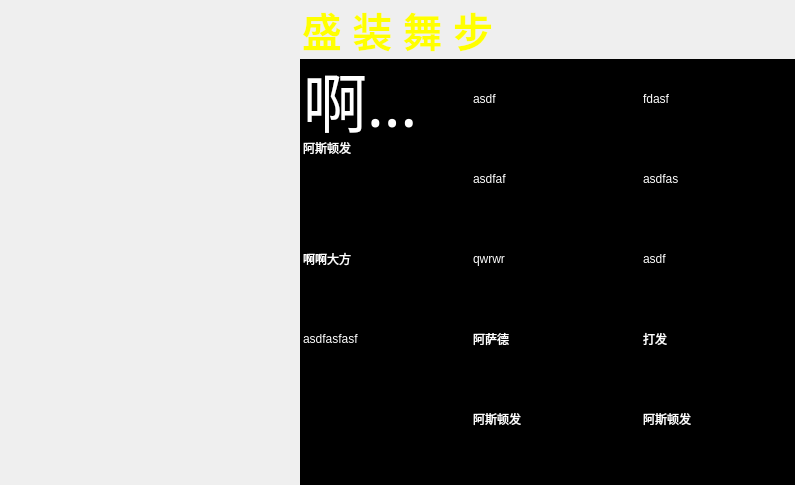
The window that module/frm_resultlist.ui (jack-liaojie/LED_DEMO) describes before a commit, drawn with Qt 5.
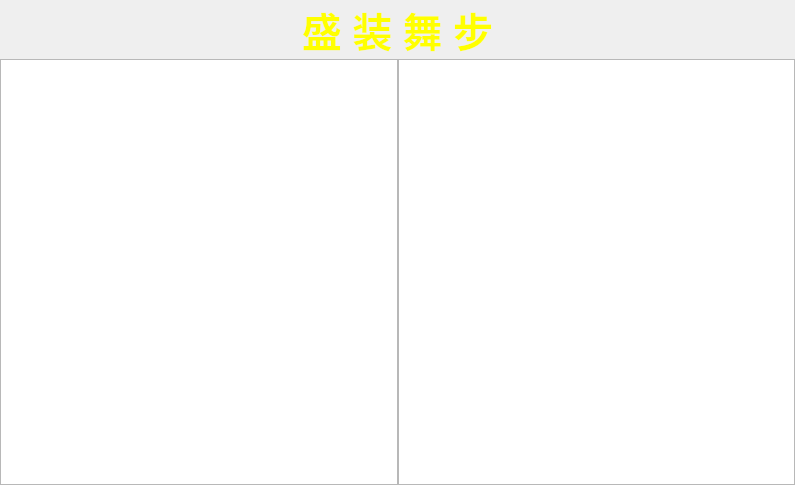
The same window after the commit.

```diff
--- a/module/frm_resultlist.ui
+++ b/module/frm_resultlist.ui
@@ -99,23 +99,209 @@
    <item>
     <layout class="QHBoxLayout" name="horizontalLayout">
      <item>
-      <spacer name="horizontalSpacer">
-       <property name="orientation">
-        <enum>Qt::Horizontal</enum>
+      <widget class="QTableWidget" name="tbwgt_content">
+       <property name="sizePolicy">
+        <sizepolicy hsizetype="Expanding" vsizetype="Expanding">
+         <horstretch>0</horstretch>
+         <verstretch>0</verstretch>
+        </sizepolicy>
        </property>
-       <property name="sizeType">
-        <enum>QSizePolicy::Preferred</enum>
-       </property>
-       <property name="sizeHint" stdset="0">
+       <property name="minimumSize">
         <size>
          <width>300</width>
-         <height>20</height>
+         <height>300</height>
         </size>
        </property>
-      </spacer>
+       <property name="maximumSize">
+        <size>
+         <width>1666666</width>
+         <height>16777215</height>
+        </size>
+       </property>
+       <property name="palette">
+        <palette>
+         <active>
+          <colorrole role="WindowText">
+           <brush brushstyle="SolidPattern">
+            <color alpha="255">
+             <red>255</red>
+             <green>255</green>
+             <blue>255</blue>
+            </color>
+           </brush>
+          </colorrole>
+          <colorrole role="Text">
+           <brush brushstyle="SolidPattern">
+            <color alpha="255">
+             <red>255</red>
+             <green>255</green>
+             <blue>255</blue>
+            </color>
+           </brush>
+          </colorrole>
+          <colorrole role="PlaceholderText">
+           <brush brushstyle="SolidPattern">
+            <color alpha="128">
+             <red>255</red>
+             <green>255</green>
+             <blue>255</blue>
+            </color>
+           </brush>
+          </colorrole>
+         </active>
+         <inactive>
+          <colorrole role="WindowText">
+           <brush brushstyle="SolidPattern">
+            <color alpha="255">
+             <red>255</red>
+             <green>255</green>
+             <blue>255</blue>
+            </color>
+           </brush>
+          </colorrole>
+          <colorrole role="Text">
+           <brush brushstyle="SolidPattern">
+            <color alpha="255">
+             <red>255</red>
+             <green>255</green>
+             <blue>255</blue>
+            </color>
+           </brush>
+          </colorrole>
+          <colorrole role="PlaceholderText">
+           <brush brushstyle="SolidPattern">
+            <color alpha="128">
+             <red>255</red>
+             <green>255</green>
+             <blue>255</blue>
+            </color>
+           </brush>
+          </colorrole>
+         </inactive>
+         <disabled>
+          <colorrole role="WindowText">
+           <brush brushstyle="SolidPattern">
+            <color alpha="255">
+             <red>120</red>
+             <green>120</green>
+             <blue>120</blue>
+            </color>
+           </brush>
+          </colorrole>
+          <colorrole role="Text">
+           <brush brushstyle="SolidPattern">
+            <color alpha="255">
+             <red>120</red>
+             <green>120</green>
+             <blue>120</blue>
+            </color>
+           </brush>
+          </colorrole>
+          <colorrole role="PlaceholderText">
+           <brush brushstyle="SolidPattern">
+            <color alpha="128">
+             <red>0</red>
+             <green>0</green>
+             <blue>0</blue>
+            </color>
+           </brush>
+          </colorrole>
+         </disabled>
+        </palette>
+       </property>
+       <property name="font">
+        <font>
+         <pointsize>36</pointsize>
+         <weight>75</weight>
+         <bold>true</bold>
+        </font>
+       </property>
+       <property name="focusPolicy">
+        <enum>Qt::NoFocus</enum>
+       </property>
+       <property name="verticalScrollBarPolicy">
+        <enum>Qt::ScrollBarAlwaysOff</enum>
+       </property>
+       <property name="horizontalScrollBarPolicy">
+        <enum>Qt::ScrollBarAlwaysOff</enum>
+       </property>
+       <property name="autoScroll">
+        <bool>false</bool>
+       </property>
+       <property name="tabKeyNavigation">
+        <bool>false</bool>
+       </property>
+       <property name="showDropIndicator" stdset="0">
+        <bool>false</bool>
+       </property>
+       <property name="dragDropOverwriteMode">
+        <bool>false</bool>
+       </property>
+       <property name="selectionMode">
+        <enum>QAbstractItemView::NoSelection</enum>
+       </property>
+       <property name="showGrid">
+        <bool>false</bool>
+       </property>
+       <property name="gridStyle">
+        <enum>Qt::NoPen</enum>
+       </property>
+       <property name="cornerButtonEnabled">
+        <bool>false</bool>
+       </property>
+       <property name="rowCount">
+        <number>5</number>
+       </property>
+       <property name="columnCount">
+        <number>5</number>
+       </property>
+       <attribute name="horizontalHeaderVisible">
+        <bool>false</bool>
+       </attribute>
+       <attribute name="horizontalHeaderCascadingSectionResizes">
+        <bool>true</bool>
+       </attribute>
+       <attribute name="horizontalHeaderDefaultSectionSize">
+        <number>200</number>
+       </attribute>
+       <attribute name="verticalHeaderVisible">
+        <bool>false</bool>
+       </attribute>
+       <attribute name="verticalHeaderDefaultSectionSize">
+        <number>72</number>
+       </attribute>
+       <row/>
+       <row/>
+       <row/>
+       <row/>
+       <row/>
+       <column/>
+       <column/>
+       <column/>
+       <column/>
+       <column/>
+      </widget>
      </item>
      <item>
-      <widget class="QTableWidget" name="tbwgt_content">
+      <widget class="QTableWidget" name="tbwgt_content_2">
+       <property name="sizePolicy">
+        <sizepolicy hsizetype="Expanding" vsizetype="Expanding">
+         <horstretch>0</horstretch>
+         <verstretch>0</verstretch>
+        </sizepolicy>
+       </property>
+       <property name="minimumSize">
+        <size>
+         <width>300</width>
+         <height>300</height>
+        </size>
+       </property>
+       <property name="maximumSize">
+        <size>
+         <width>1666666</width>
+         <height>16777215</height>
+        </size>
+       </property>
        <property name="palette">
         <palette>
          <active>
@@ -128,51 +314,6 @@
             </color>
            </brush>
           </colorrole>
-          <colorrole role="Button">
-           <brush brushstyle="SolidPattern">
-            <color alpha="255">
-             <red>0</red>
-             <green>0</green>
-             <blue>0</blue>
-            </color>
-           </brush>
-          </colorrole>
-          <colorrole role="Light">
-           <brush brushstyle="SolidPattern">
-            <color alpha="255">
-             <red>0</red>
-             <green>0</green>
-             <blue>0</blue>
-            </color>
-           </brush>
-          </colorrole>
-          <colorrole role="Midlight">
-           <brush brushstyle="SolidPattern">
-            <color alpha="255">
-             <red>0</red>
-             <green>0</green>
-             <blue>0</blue>
-            </color>
-           </brush>
-          </colorrole>
-          <colorrole role="Dark">
-           <brush brushstyle="SolidPattern">
-            <color alpha="255">
-             <red>0</red>
-             <green>0</green>
-             <blue>0</blue>
-            </color>
-           </brush>
-          </colorrole>
-          <colorrole role="Mid">
-           <brush brushstyle="SolidPattern">
-            <color alpha="255">
-             <red>0</red>
-             <green>0</green>
-             <blue>0</blue>
-            </color>
-           </brush>
-          </colorrole>
           <colorrole role="Text">
            <brush brushstyle="SolidPattern">
             <color alpha="255">
@@ -182,78 +323,6 @@
             </color>
            </brush>
           </colorrole>
-          <colorrole role="BrightText">
-           <brush brushstyle="SolidPattern">
-            <color alpha="255">
-             <red>255</red>
-             <green>255</green>
-             <blue>255</blue>
-            </color>
-           </brush>
-          </colorrole>
-          <colorrole role="ButtonText">
-           <brush brushstyle="SolidPattern">
-            <color alpha="255">
-             <red>255</red>
-             <green>255</green>
-             <blue>255</blue>
-            </color>
-           </brush>
-          </colorrole>
-          <colorrole role="Base">
-           <brush brushstyle="SolidPattern">
-            <color alpha="255">
-             <red>0</red>
-             <green>0</green>
-             <blue>0</blue>
-            </color>
-           </brush>
-          </colorrole>
-          <colorrole role="Window">
-           <brush brushstyle="SolidPattern">
-            <color alpha="255">
-             <red>0</red>
-             <green>0</green>
-             <blue>0</blue>
-            </color>
-           </brush>
-          </colorrole>
-          <colorrole role="Shadow">
-           <brush brushstyle="SolidPattern">
-            <color alpha="255">
-             <red>0</red>
-             <green>0</green>
-             <blue>0</blue>
-            </color>
-           </brush>
-          </colorrole>
-          <colorrole role="AlternateBase">
-           <brush brushstyle="SolidPattern">
-            <color alpha="255">
-             <red>0</red>
-             <green>0</green>
-             <blue>0</blue>
-            </color>
-           </brush>
-          </colorrole>
-          <colorrole role="ToolTipBase">
-           <brush brushstyle="SolidPattern">
-            <color alpha="255">
-             <red>255</red>
-             <green>255</green>
-             <blue>220</blue>
-            </color>
-           </brush>
-          </colorrole>
-          <colorrole role="ToolTipText">
-           <brush brushstyle="SolidPattern">
-            <color alpha="255">
-             <red>0</red>
-             <green>0</green>
-             <blue>0</blue>
-            </color>
-           </brush>
-          </colorrole>
           <colorrole role="PlaceholderText">
            <brush brushstyle="SolidPattern">
             <color alpha="128">
@@ -274,51 +343,6 @@
             </color>
            </brush>
           </colorrole>
-          <colorrole role="Button">
-           <brush brushstyle="SolidPattern">
-            <color alpha="255">
-             <red>0</red>
-             <green>0</green>
-             <blue>0</blue>
-            </color>
-           </brush>
-          </colorrole>
-          <colorrole role="Light">
-           <brush brushstyle="SolidPattern">
-            <color alpha="255">
-             <red>0</red>
-             <green>0</green>
-             <blue>0</blue>
-            </color>
-           </brush>
-          </colorrole>
-          <colorrole role="Midlight">
-           <brush brushstyle="SolidPattern">
-            <color alpha="255">
-             <red>0</red>
-             <green>0</green>
-             <blue>0</blue>
-            </color>
-           </brush>
-          </colorrole>
-          <colorrole role="Dark">
-           <brush brushstyle="SolidPattern">
-            <color alpha="255">
-             <red>0</red>
-             <green>0</green>
-             <blue>0</blue>
-            </color>
-           </brush>
-          </colorrole>
-          <colorrole role="Mid">
-           <brush brushstyle="SolidPattern">
-            <color alpha="255">
-             <red>0</red>
-             <green>0</green>
-             <blue>0</blue>
-            </color>
-           </brush>
-          </colorrole>
           <colorrole role="Text">
            <brush brushstyle="SolidPattern">
             <color alpha="255">
@@ -328,78 +352,6 @@
             </color>
            </brush>
           </colorrole>
-          <colorrole role="BrightText">
-           <brush brushstyle="SolidPattern">
-            <color alpha="255">
-             <red>255</red>
-             <green>255</green>
-             <blue>255</blue>
-            </color>
-           </brush>
-          </colorrole>
-          <colorrole role="ButtonText">
-           <brush brushstyle="SolidPattern">
-            <color alpha="255">
-             <red>255</red>
-             <green>255</green>
-             <blue>255</blue>
-            </color>
-           </brush>
-          </colorrole>
-          <colorrole role="Base">
-           <brush brushstyle="SolidPattern">
-            <color alpha="255">
-             <red>0</red>
-             <green>0</green>
-             <blue>0</blue>
-            </color>
-           </brush>
-          </colorrole>
-          <colorrole role="Window">
-           <brush brushstyle="SolidPattern">
-            <color alpha="255">
-             <red>0</red>
-             <green>0</green>
-             <blue>0</blue>
-            </color>
-           </brush>
-          </colorrole>
-          <colorrole role="Shadow">
-           <brush brushstyle="SolidPattern">
-            <color alpha="255">
-             <red>0</red>
-             <green>0</green>
-             <blue>0</blue>
-            </color>
-           </brush>
-          </colorrole>
-          <colorrole role="AlternateBase">
-           <brush brushstyle="SolidPattern">
-            <color alpha="255">
-             <red>0</red>
-             <green>0</green>
-             <blue>0</blue>
-            </color>
-           </brush>
-          </colorrole>
-          <colorrole role="ToolTipBase">
-           <brush brushstyle="SolidPattern">
-            <color alpha="255">
-             <red>255</red>
-             <green>255</green>
-             <blue>220</blue>
-            </color>
-           </brush>
-          </colorrole>
-          <colorrole role="ToolTipText">
-           <brush brushstyle="SolidPattern">
-            <color alpha="255">
-             <red>0</red>
-             <green>0</green>
-             <blue>0</blue>
-            </color>
-           </brush>
-          </colorrole>
           <colorrole role="PlaceholderText">
            <brush brushstyle="SolidPattern">
             <color alpha="128">
@@ -414,159 +366,43 @@
           <colorrole role="WindowText">
            <brush brushstyle="SolidPattern">
             <color alpha="255">
-             <red>0</red>
-             <green>0</green>
-             <blue>0</blue>
-            </color>
-           </brush>
-          </colorrole>
-          <colorrole role="Button">
-           <brush brushstyle="SolidPattern">
-            <color alpha="255">
-             <red>0</red>
-             <green>0</green>
-             <blue>0</blue>
-            </color>
-           </brush>
-          </colorrole>
-          <colorrole role="Light">
-           <brush brushstyle="SolidPattern">
-            <color alpha="255">
-             <red>0</red>
-             <green>0</green>
-             <blue>0</blue>
-            </color>
-           </brush>
-          </colorrole>
-          <colorrole role="Midlight">
-           <brush brushstyle="SolidPattern">
-            <color alpha="255">
-             <red>0</red>
-             <green>0</green>
-             <blue>0</blue>
-            </color>
-           </brush>
-          </colorrole>
-          <colorrole role="Dark">
-           <brush brushstyle="SolidPattern">
-            <color alpha="255">
-             <red>0</red>
-             <green>0</green>
-             <blue>0</blue>
-            </color>
-           </brush>
-          </colorrole>
-          <colorrole role="Mid">
-           <brush brushstyle="SolidPattern">
-            <color alpha="255">
-             <red>0</red>
-             <green>0</green>
-             <blue>0</blue>
+             <red>120</red>
+             <green>120</green>
+             <blue>120</blue>
             </color>
            </brush>
           </colorrole>
           <colorrole role="Text">
            <brush brushstyle="SolidPattern">
             <color alpha="255">
-             <red>0</red>
-             <green>0</green>
-             <blue>0</blue>
-            </color>
-           </brush>
-          </colorrole>
-          <colorrole role="BrightText">
-           <brush brushstyle="SolidPattern">
-            <color alpha="255">
-             <red>255</red>
-             <green>255</green>
-             <blue>255</blue>
-            </color>
-           </brush>
-          </colorrole>
-          <colorrole role="ButtonText">
-           <brush brushstyle="SolidPattern">
-            <color alpha="255">
-             <red>0</red>
-             <green>0</green>
-             <blue>0</blue>
-            </color>
-           </brush>
-          </colorrole>
-          <colorrole role="Base">
-           <brush brushstyle="SolidPattern">
-            <color alpha="255">
-             <red>0</red>
-             <green>0</green>
-             <blue>0</blue>
-            </color>
-           </brush>
-          </colorrole>
-          <colorrole role="Window">
-           <brush brushstyle="SolidPattern">
-            <color alpha="255">
-             <red>0</red>
-             <green>0</green>
-             <blue>0</blue>
-            </color>
-           </brush>
-          </colorrole>
-          <colorrole role="Shadow">
-           <brush brushstyle="SolidPattern">
-            <color alpha="255">
-             <red>0</red>
-             <green>0</green>
-             <blue>0</blue>
-            </color>
-           </brush>
-          </colorrole>
-          <colorrole role="AlternateBase">
-           <brush brushstyle="SolidPattern">
-            <color alpha="255">
-             <red>0</red>
-             <green>0</green>
-             <blue>0</blue>
-            </color>
-           </brush>
-          </colorrole>
-          <colorrole role="ToolTipBase">
-           <brush brushstyle="SolidPattern">
-            <color alpha="255">
-             <red>255</red>
-             <green>255</green>
-             <blue>220</blue>
-            </color>
-           </brush>
-          </colorrole>
-          <colorrole role="ToolTipText">
-           <brush brushstyle="SolidPattern">
-            <color alpha="255">
-             <red>0</red>
-             <green>0</green>
-             <blue>0</blue>
+             <red>120</red>
+             <green>120</green>
+             <blue>120</blue>
             </color>
            </brush>
           </colorrole>
           <colorrole role="PlaceholderText">
            <brush brushstyle="SolidPattern">
             <color alpha="128">
-             <red>255</red>
-             <green>255</green>
-             <blue>255</blue>
+             <red>0</red>
+             <green>0</green>
+             <blue>0</blue>
             </color>
            </brush>
           </colorrole>
          </disabled>
         </palette>
        </property>
+       <property name="font">
+        <font>
+         <pointsize>36</pointsize>
+         <weight>75</weight>
+         <bold>true</bold>
+        </font>
+       </property>
        <property name="focusPolicy">
         <enum>Qt::NoFocus</enum>
        </property>
-       <property name="frameShape">
-        <enum>QFrame::NoFrame</enum>
-       </property>
-       <property name="lineWidth">
-        <number>0</number>
-       </property>
        <property name="verticalScrollBarPolicy">
         <enum>Qt::ScrollBarAlwaysOff</enum>
        </property>
@@ -585,272 +421,40 @@
        <property name="gridStyle">
         <enum>Qt::NoPen</enum>
        </property>
+       <property name="cornerButtonEnabled">
+        <bool>false</bool>
+       </property>
+       <property name="rowCount">
+        <number>5</number>
+       </property>
+       <property name="columnCount">
+        <number>5</number>
+       </property>
        <attribute name="horizontalHeaderVisible">
         <bool>false</bool>
        </attribute>
-       <attribute name="horizontalHeaderMinimumSectionSize">
-        <number>100</number>
+       <attribute name="horizontalHeaderCascadingSectionResizes">
+        <bool>true</bool>
        </attribute>
        <attribute name="horizontalHeaderDefaultSectionSize">
-        <number>170</number>
-       </attribute>
-       <attribute name="horizontalHeaderHighlightSections">
-        <bool>false</bool>
+        <number>200</number>
        </attribute>
        <attribute name="verticalHeaderVisible">
         <bool>false</bool>
        </attribute>
        <attribute name="verticalHeaderDefaultSectionSize">
-        <number>80</number>
+        <number>72</number>
        </attribute>
-       <attribute name="verticalHeaderHighlightSections">
-        <bool>false</bool>
-       </attribute>
-       <row>
-        <property name="text">
-         <string>新建行</string>
-        </property>
-        <property name="textAlignment">
-         <set>AlignCenter</set>
-        </property>
-        <property name="foreground">
-         <brush brushstyle="NoBrush">
-          <color alpha="255">
-           <red>255</red>
-           <green>255</green>
-           <blue>0</blue>
-          </color>
-         </brush>
-        </property>
-       </row>
-       <row>
-        <property name="text">
-         <string>新建行</string>
-        </property>
-       </row>
-       <row>
-        <property name="text">
-         <string>新建行</string>
-        </property>
-       </row>
-       <row>
-        <property name="text">
-         <string>新建行</string>
-        </property>
-       </row>
-       <row>
-        <property name="text">
-         <string>新建行</string>
-        </property>
-       </row>
-       <row>
-        <property name="text">
-         <string>新建行</string>
-        </property>
-       </row>
-       <row>
-        <property name="text">
-         <string>新建行</string>
-        </property>
-       </row>
-       <column>
-        <property name="text">
-         <string>新建列</string>
-        </property>
-       </column>
-       <column>
-        <property name="text">
-         <string>新建列</string>
-        </property>
-       </column>
-       <column>
-        <property name="text">
-         <string>新建列</string>
-        </property>
-       </column>
-       <column>
-        <property name="text">
-         <string>新建列</string>
-        </property>
-       </column>
-       <column>
-        <property name="text">
-         <string>新建列</string>
-        </property>
-       </column>
-       <item row="0" column="0">
-        <property name="text">
-         <string>啊发顺丰</string>
-        </property>
-        <property name="font">
-         <font>
-          <family>Agency FB</family>
-          <pointsize>48</pointsize>
-         </font>
-        </property>
-       </item>
-       <item row="0" column="1">
-        <property name="text">
-         <string>asdf</string>
-        </property>
-       </item>
-       <item row="0" column="2">
-        <property name="text">
-         <string>fdasf </string>
-        </property>
-       </item>
-       <item row="0" column="3">
-        <property name="text">
-         <string>asdf</string>
-        </property>
-       </item>
-       <item row="0" column="4">
-        <property name="text">
-         <string>阿斯顿发</string>
-        </property>
-       </item>
-       <item row="1" column="0">
-        <property name="text">
-         <string>阿斯顿发</string>
-        </property>
-        <property name="textAlignment">
-         <set>AlignLeading|AlignTop</set>
-        </property>
-        <property name="foreground">
-         <brush brushstyle="NoBrush">
-          <color alpha="255">
-           <red>255</red>
-           <green>0</green>
-           <blue>0</blue>
-          </color>
-         </brush>
-        </property>
-       </item>
-       <item row="1" column="1">
-        <property name="text">
-         <string>asdfaf</string>
-        </property>
-       </item>
-       <item row="1" column="2">
-        <property name="text">
-         <string>asdfas </string>
-        </property>
-       </item>
-       <item row="1" column="3">
-        <property name="text">
-         <string>asdfas</string>
-        </property>
-       </item>
-       <item row="1" column="4">
-        <property name="text">
-         <string>手动阀</string>
-        </property>
-       </item>
-       <item row="2" column="0">
-        <property name="text">
-         <string>啊啊大方</string>
-        </property>
-       </item>
-       <item row="2" column="1">
-        <property name="text">
-         <string>qwrwr</string>
-        </property>
-       </item>
-       <item row="2" column="2">
-        <property name="text">
-         <string>asdf</string>
-        </property>
-       </item>
-       <item row="2" column="3">
-        <property name="text">
-         <string>asdf</string>
-        </property>
-       </item>
-       <item row="2" column="4">
-        <property name="text">
-         <string>阿斯顿发</string>
-        </property>
-       </item>
-       <item row="3" column="0">
-        <property name="text">
-         <string>asdfasfasf </string>
-        </property>
-       </item>
-       <item row="3" column="1">
-        <property name="text">
-         <string>阿萨德</string>
-        </property>
-       </item>
-       <item row="3" column="2">
-        <property name="text">
-         <string>打发</string>
-        </property>
-       </item>
-       <item row="3" column="3">
-        <property name="text">
-         <string>打法是否</string>
-        </property>
-       </item>
-       <item row="3" column="4">
-        <property name="text">
-         <string>发的说法</string>
-        </property>
-       </item>
-       <item row="4" column="1">
-        <property name="text">
-         <string>阿斯顿发</string>
-        </property>
-       </item>
-       <item row="4" column="2">
-        <property name="text">
-         <string>阿斯顿发</string>
-        </property>
-       </item>
-       <item row="4" column="3">
-        <property name="text">
-         <string>阿斯顿发</string>
-        </property>
-       </item>
-       <item row="4" column="4">
-        <property name="text">
-         <string>阿斯顿发</string>
-        </property>
-       </item>
-       <item row="5" column="1">
-        <property name="text">
-         <string>阿斯顿发</string>
-        </property>
-       </item>
-       <item row="5" column="2">
-        <property name="text">
-         <string>阿斯顿发</string>
-        </property>
-       </item>
-       <item row="5" column="3">
-        <property name="text">
-         <string>阿斯顿发</string>
-        </property>
-       </item>
-       <item row="5" column="4">
-        <property name="text">
-         <string>阿斯顿发</string>
-        </property>
-       </item>
-       <item row="6" column="0">
-        <property name="text">
-         <string>阿斯顿发</string>
-        </property>
-       </item>
-       <item row="6" column="1">
-        <property name="text">
-         <string>阿斯顿发</string>
-        </property>
-       </item>
-       <item row="6" column="4">
-        <property name="text">
-         <string>阿斯顿发</string>
-        </property>
-       </item>
+       <row/>
+       <row/>
+       <row/>
+       <row/>
+       <row/>
+       <column/>
+       <column/>
+       <column/>
+       <column/>
+       <column/>
       </widget>
      </item>
     </layout>
```
Left out of the diff: 13 changed lines with no effect on the pictures.
